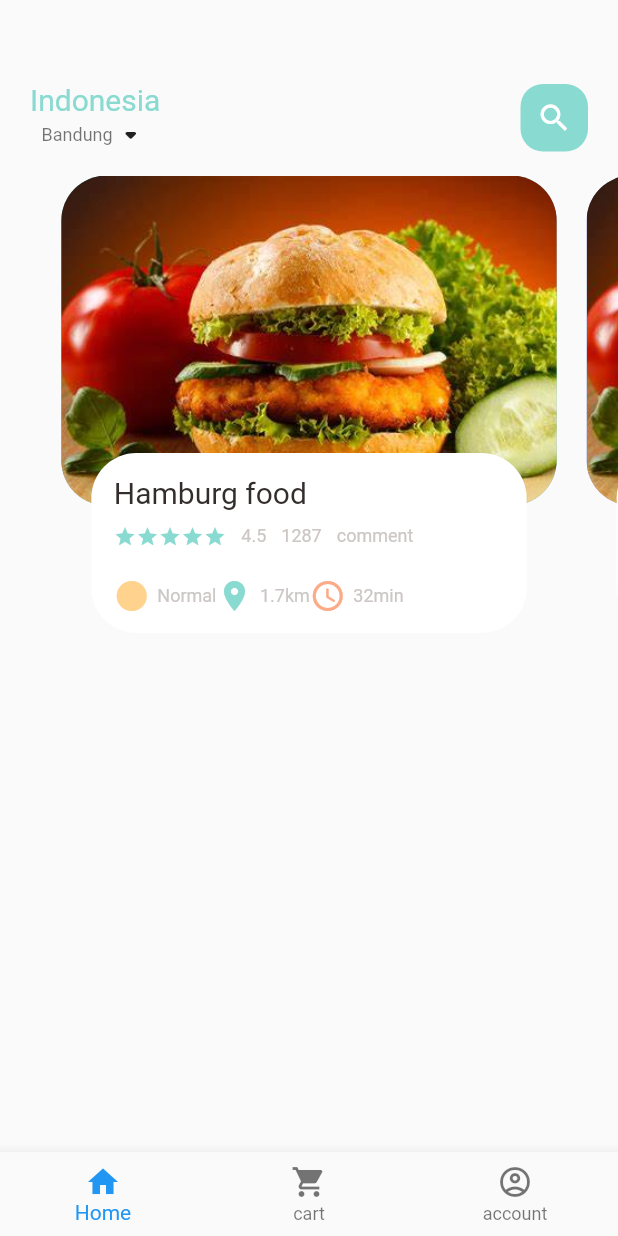
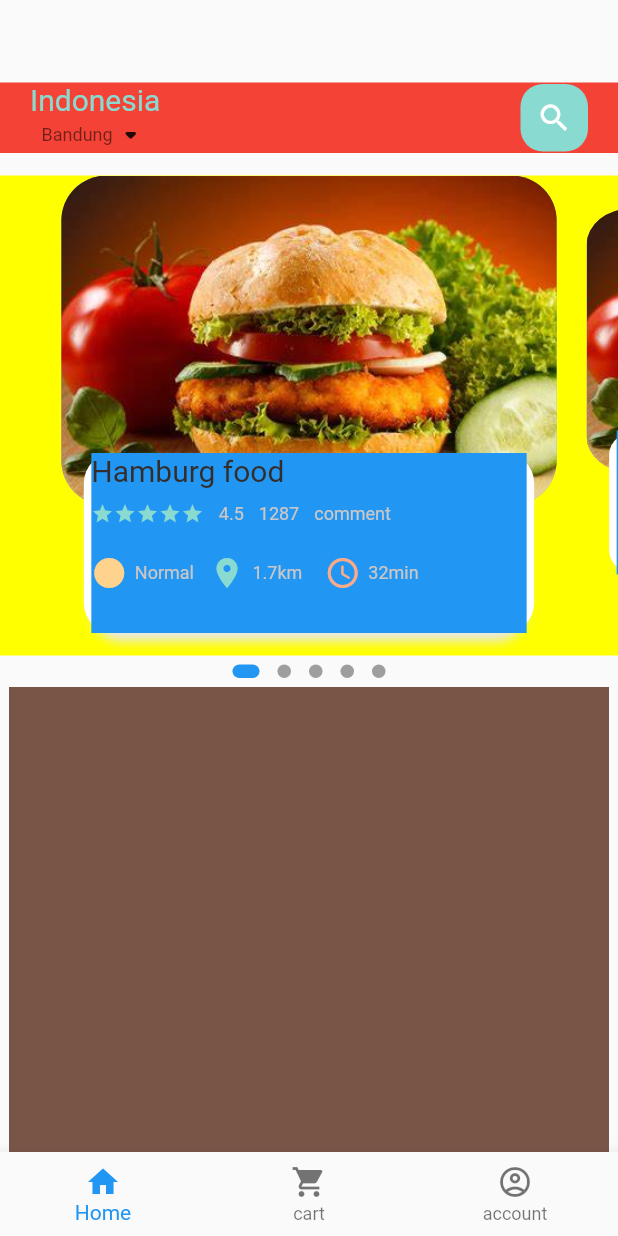
Before and after one commit to JelangA/flutter-e, a Flutter app: the screen it shows after launch, on a phone screen of 412 x 824 dp. Run offline on Flutter 3.47's test engine with Material 2 defaults, Android fonts, the phone set to English and light mode, and no system bars; drawn by our look-alikes of dots_indicator.

Commit message:
menambahkan dot_indikator

```diff
--- a/aplikasi/lib/home/food_page_body.dart
+++ b/aplikasi/lib/home/food_page_body.dart
@@ -1,9 +1,10 @@
-// ignore_for_file: prefer_const_constructors, prefer_const_literals_to_create_immutables
+// ignore_for_file: prefer_const_constructors, prefer_const_literals_to_create_immutables//////////////////////////////////////////////////////, prefer_const_literals_to_create_immutables, unnecessary_new
 
 import 'package:aplikasi/util/colors.dart';
 import 'package:aplikasi/widget/big-text.dart';
 import 'package:aplikasi/widget/icon_and_text.dart';
 import 'package:aplikasi/widget/small-text.dart';
+import 'package:dots_indicator/dots_indicator.dart';
 import 'package:flutter/material.dart';
 
 class FoodPageBody extends StatefulWidget {
@@ -12,26 +13,88 @@ class FoodPageBody extends StatefulWidget {
   @override
   State<FoodPageBody> createState() => _FoodPageBodyState();
 }
-
 class _FoodPageBodyState extends State<FoodPageBody> {
   PageController pageController = PageController(viewportFraction: 0.85);
+  var _currentPageValue = 0.0;
+  double _scaleFactor = 0.8;
+  double _height = 220;
+
+  @override
+  void initState() {
+    super.initState();
+    pageController.addListener(() {
+      setState(() {
+        _currentPageValue = pageController.page!;
+      });
+    });
+  }
+
+  @override
+  void dispose() {
+    // TODO: implement dispose
+    pageController.dispose();
+  }
+
   @override
   Widget build(BuildContext context) {
-    return Container(
-      //color: Colors.redAccent,
+    return Column(
+      children: [
+        Container(
+          color: Colors.yellowAccent,
           height: 320,
           child: PageView.builder(
             controller: pageController,
             itemCount: 5,
             itemBuilder: (context, position) {
               return _buildPageItem(position);
-          }),
+            }
+          ),
+        ),
+        new DotsIndicator(
+          dotsCount: 5,
+          position: _currentPageValue,
+          decorator: DotsDecorator(
+            // activeColor: AppColors.mainColor,
+            size: const Size.square(9.0),
+            activeSize: const Size(18.0, 9.0),
+            activeShape: RoundedRectangleBorder(borderRadius: BorderRadius.circular(5.0)),
+          ),
+        ),
+      ],
     );
   }
 
   Widget _buildPageItem(int index) {
-    return Stack(
+    Matrix4 matrix = new Matrix4.identity();
+    if (index == _currentPageValue.floor()) {
+      var currScale = 1 - (_currentPageValue - index) * (1 - _scaleFactor);
+      var currTrans = _height * (1 - currScale) / 2;
+      matrix = Matrix4.diagonal3Values(1, currScale, 1)
+        ..setTranslationRaw(0, currTrans, 0);
+    } else if (index == _currentPageValue.floor() + 1) {
+      var currScale =
+          _scaleFactor + (_currentPageValue - index + 1) * (1 - _scaleFactor);
+      var currTrans = _height * (1 - currScale) / 2;
+      matrix = Matrix4.diagonal3Values(1, currScale, 1);
+      matrix = Matrix4.diagonal3Values(1, currScale, 1)
+        ..setTranslationRaw(0, currTrans, 0);
+    } else if (index == _currentPageValue.floor() - 1) {
+      var currScale = 1 - (_currentPageValue - index) * (1 - _scaleFactor);
+      var currTrans = _height * (1 - currScale) / 2;
+      matrix = Matrix4.diagonal3Values(1, currScale, 1);
+      matrix = Matrix4.diagonal3Values(1, currScale, 1)
+        ..setTranslationRaw(0, currTrans, 0);
+    } else {
+      var currScale = 0.8;
+      matrix = Matrix4.diagonal3Values(1, currScale, 1)
+        ..setTranslationRaw(0, _height * (1 - _scaleFactor) / 2, 1);
+    }
+
+    return Transform(
+      transform: matrix,
+      child: Stack(
         children: [
+          //image countainer
           Container(
             height: 220,
             margin: const EdgeInsets.only(left: 10, right: 10),
@@ -48,15 +111,34 @@ class _FoodPageBodyState extends State<FoodPageBody> {
           ),
           Align(
             alignment: Alignment.bottomCenter,
+            //info container
             child: Container(
               height: 120,
               margin: const EdgeInsets.only(left: 30, right: 30, bottom: 15),
               decoration: BoxDecoration(
-              borderRadius: BorderRadius.circular(30),
+                borderRadius: BorderRadius.circular(20),
                 color: Colors.white,
+                boxShadow: [
+                  BoxShadow(
+                    color: Color(0xFFe8e8e8),
+                    blurRadius: 5.0,
+                    offset: Offset(0, 5),
                   ),
+                  BoxShadow(
+                    color: Colors.white,
+                    offset: Offset(-5, 0),
+                  ),
+                  BoxShadow(
+                    color: Colors.white,
+                    offset: Offset(5, 0),
+                  )
+                ],
+              ),
+              //body container
               child: Container(
-              padding: EdgeInsets.only(top: 15, left: 15, right: 15),
+
+                // padding: EdgeInsets.only(top: 15, left: 15, right: 15),
+                color: Colors.blue,
                 child: Column(
                   crossAxisAlignment: CrossAxisAlignment.start,
                   children: [
@@ -99,16 +181,21 @@ class _FoodPageBodyState extends State<FoodPageBody> {
                             icon: Icons.circle_sharp,
                             text: "Normal",
                             iconColor: AppColors.iconColor1),
-
+                        SizedBox(
+                          width: 10,
+                        ),
                         IconAndTextWidget(
                             icon: Icons.location_on,
                             text: "1.7km",
                             iconColor: AppColors.mainColor),
-
+                        SizedBox(
+                          width: 15,
+                        ),
                         IconAndTextWidget(
                           icon: Icons.access_time_rounded,
                           text: "32min",
-                          iconColor: AppColors.iconColor2),
+                          iconColor: AppColors.iconColor2,
+                        ),
                       ],
                     ),
                   ],
@@ -117,6 +204,7 @@ class _FoodPageBodyState extends State<FoodPageBody> {
             ),
           ),
         ],
+      ),
     );
   }
 }
--- a/aplikasi/lib/home/main_food_page.dart
+++ b/aplikasi/lib/home/main_food_page.dart
@@ -19,8 +19,10 @@ class _MainFoodPageState extends State<MainFoodPage> {
     return Scaffold(
       body: Column(
         children: [
+          //Shown The Header
           Container(
             child: Container(
+              color: Colors.red,
               margin: EdgeInsets.only(top: 55, bottom: 15),
               padding: EdgeInsets.only(left: 20, right: 20),
               child: Row(
@@ -55,7 +57,13 @@ class _MainFoodPageState extends State<MainFoodPage> {
               ),
             ),
           ),
+          //body
           FoodPageBody(),
+          Container(
+            width: 400,
+            height: 400,
+            color: Colors.brown,
+          )
         ],
       ),
       bottomNavigationBar: BottomNavigationBar(
--- a/aplikasi/pubspec.yaml
+++ b/aplikasi/pubspec.yaml
@@ -34,6 +34,8 @@ dependencies:
   # The following adds the Cupertino Icons font to your application.
   # Use with the CupertinoIcons class for iOS style icons.
   cupertino_icons: ^1.0.2
+  get: ^4.6.5
+  dots_indicator: ^2.1.0
 
 dev_dependencies:
   flutter_test:
```
Also changed, not shown: aplikasi/pubspec.lock. Lines whose indentation alone changed are shown as unchanged.
